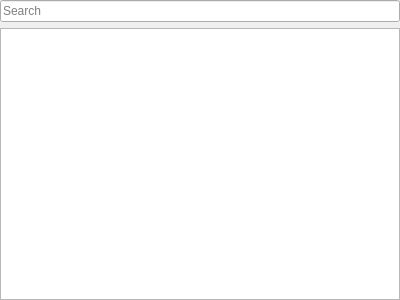
Old version of the form ui/views/issuesview.ui in the repository KDE/elf-dissector.
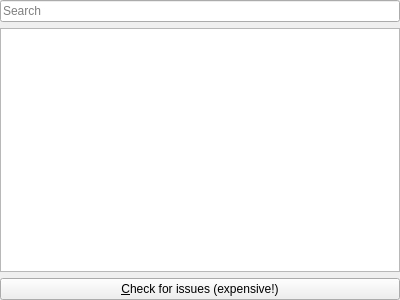
New version of the form.

Commit message:
Check for issues on demand.
This can be very expensive for large file sets (several Gb of RAM, several
minutes).

What changed in the file:
```diff
--- a/ui/views/issuesview.ui
+++ b/ui/views/issuesview.ui
@@ -40,6 +40,13 @@
      </property>
     </widget>
    </item>
+   <item>
+    <widget class="QPushButton" name="checkButton">
+     <property name="text">
+      <string>&amp;Check for issues (expensive!)</string>
+     </property>
+    </widget>
+   </item>
   </layout>
  </widget>
  <resources/>
```
The commit also changes 3 other files.
